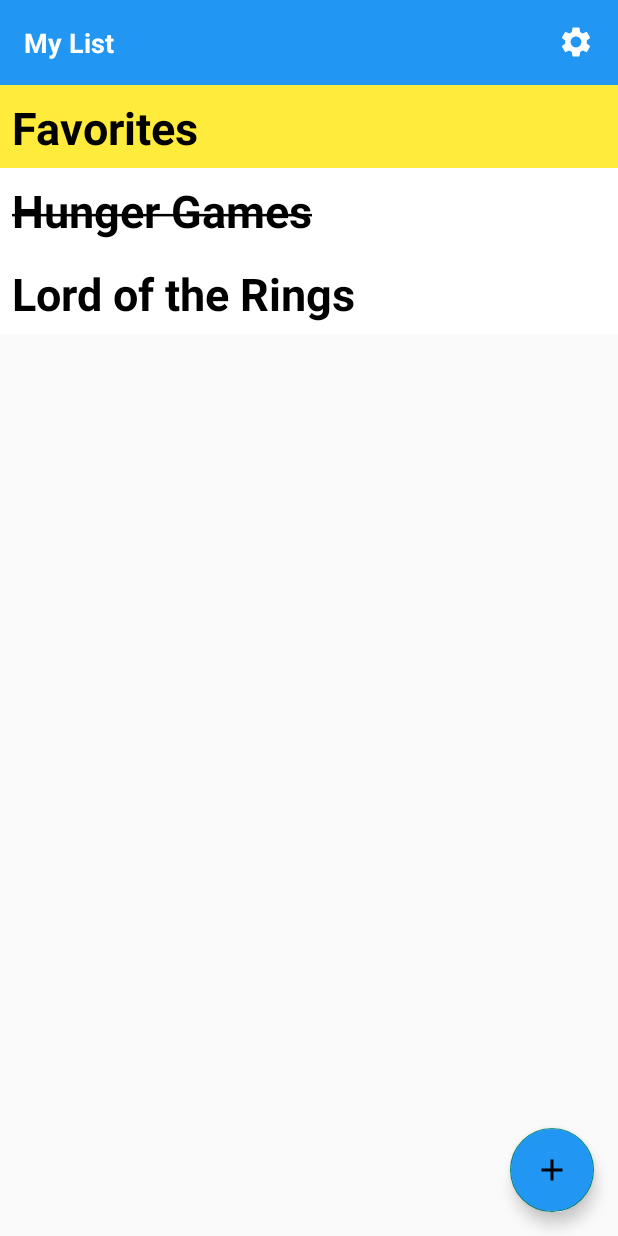
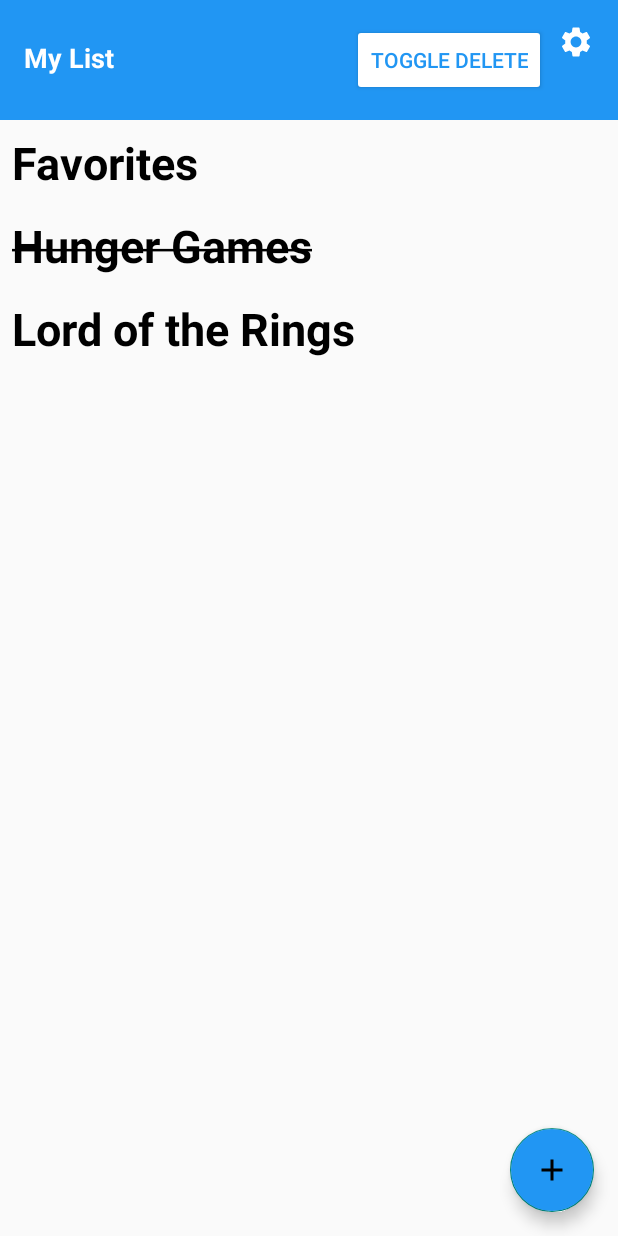
Before and after one commit to CapybarasUnited/CS460, an Android app: the ListActivity screen opened directly, with no data from a screen before it, on a phone screen of 412 x 824 dp. Run offline under Robolectric (Android 15) with nearby library versions, the phone set to English and light mode, and no system bars; our stand-ins replace Firebase (no records; nobody signed in at launch, a user with empty details on screens opened directly); 1 statement that could not run was skipped.

Commit message:
activity_list.xml: added a toggle delete button to the header activity_main.xml: added a toggle delete button to the header item_container_item.xml: added a delete icon ItemAdapter.java: added setShowDeleteIcon, and toggle the visibility of the icon ListActivity.java: added a listener for the banner button to toggle the delete icon MainActivity.java: added a listener for the banner button to toggle the delete icon

```diff
--- a/app/src/main/java/com/cs460/finalprojectfirstdraft/activities/ListActivity.java
+++ b/app/src/main/java/com/cs460/finalprojectfirstdraft/activities/ListActivity.java
@@ -37,6 +37,8 @@
 public class ListActivity extends AppCompatActivity implements ItemListener {
 
     private ActivityListBinding binding;
+    private boolean showDeleteIcon = false; // Tracks the visibility of the delete icon
+
     private FirebaseHelper firebaseHelper;
     private Bundle extras;
     private String listID;
@@ -48,6 +50,7 @@
     private ItemAdapter adapter;
     private ArrayList<UserList> lists;
     private ArrayList<Entry> entries;
+
     @Override
     protected void onCreate(Bundle savedInstanceState) {
         super.onCreate(savedInstanceState);
@@ -56,8 +59,6 @@
 
         getListsAndEntries();
         setListeners();
-
-
 
         extras = getIntent().getExtras();
         listID = extras.getString("LIST_ID");
@@ -77,34 +78,45 @@
         Entry entry2 = new Entry("3", listID, "Lord of the Rings", false);
         entries.add(entry1);
         entries.add(entry2);
+
         adapter = new ItemAdapter(lists, entries, this);
         binding.recyclerView.setLayoutManager(new LinearLayoutManager(this));
         binding.recyclerView.setAdapter(adapter);
+
         loading(false);
         binding.recyclerView.setVisibility(View.VISIBLE);
     }
 
     private void setListeners() {
+        // Existing Floating Action Button functionality
         binding.fabAdd.setOnClickListener(view -> {
-            if(addingEntries){
+            if (addingEntries) {
                 addingEntries = false;
                 binding.editTextAddEntry.setText(null);
                 binding.editTextAddEntry.setVisibility(View.GONE);
                 binding.fabAdd.setImageDrawable(getDrawable(R.drawable.ic_add));
-            }else {
-                if(addPanelVisible) {
+            } else {
+                if (addPanelVisible) {
                     addPanelVisible = false;
                     binding.fabAdd.setImageDrawable(getDrawable(R.drawable.ic_add));
                     binding.addPanel.setVisibility(View.GONE);
                     binding.btnAddEntry.setVisibility(View.GONE);
                     binding.btnAddSublist.setVisibility(View.GONE);
-                }else{
+                } else {
                     addPanelVisible = true;
                     binding.fabAdd.setImageDrawable(getDrawable(R.drawable.ic_down_arrow));
                     binding.addPanel.setVisibility(View.VISIBLE);
                     binding.btnAddEntry.setVisibility(View.VISIBLE);
                     binding.btnAddSublist.setVisibility(View.VISIBLE);
                 }
+            }
+        });
+
+        // Listener for the banner button to toggle delete icon
+        binding.bannerButton.setOnClickListener(view -> {
+            showDeleteIcon = !showDeleteIcon; // Toggle the visibility state
+            if (adapter != null) {
+                adapter.setShowDeleteIcon(showDeleteIcon); // Update the adapter
             }
         });
 
@@ -128,34 +140,36 @@
         binding.editTextAddEntry.setOnKeyListener(new View.OnKeyListener() {
             @Override
             public boolean onKey(View view, int i, KeyEvent keyEvent) {
-                if (keyEvent.getAction() == KeyEvent.ACTION_DOWN && i == KeyEvent.KEYCODE_ENTER){
+                if (keyEvent.getAction() == KeyEvent.ACTION_DOWN && i == KeyEvent.KEYCODE_ENTER) {
                     Entry entry = new Entry(null, listID, binding.editTextAddEntry.getText().toString(), false);
-                    FirebaseHelper.addEntry(entry, listID, task ->  {
-                        if(task.isSuccessful()){
+                    FirebaseHelper.addEntry(entry, listID, task -> {
+                        if (task.isSuccessful()) {
                             showToast("Entry Added");
-                        }else{
+                        } else {
                             showToast("Failed to add entry");
                         }
                     });
-                    //(add entry to recyclerview)
+                    // Add entry to RecyclerView
                     entries.add(entry);
                     adapter = new ItemAdapter(lists, entries, ListActivity.this);
                     binding.recyclerView.setAdapter(adapter);
                     binding.editTextAddEntry.setText(null);
                     return true;
-                }else{
+                } else {
                     return false;
                 }
             }
         });
     }
-    private void showToast(String message){
+
+    private void showToast(String message) {
         Toast.makeText(getApplicationContext(), message, Toast.LENGTH_SHORT).show();
     }
-    private void loading(Boolean isLoading){
-        if(isLoading){
+
+    private void loading(Boolean isLoading) {
+        if (isLoading) {
             binding.progressBar.setVisibility(View.VISIBLE);
-        }else{
+        } else {
             binding.progressBar.setVisibility(View.INVISIBLE);
         }
     }
@@ -166,7 +180,7 @@
             entries.get(recyclerViewItem.position).setChecked(!recyclerViewItem.isChecked);
             adapter = new ItemAdapter(lists, entries, ListActivity.this);
             binding.recyclerView.setAdapter(adapter);
-        }else{
+        } else {
             Intent intent = new Intent(getApplicationContext(), ListActivity.class);
             intent.putExtra("LIST_ID", recyclerViewItem.id);
             startActivity(intent);
--- a/app/src/main/java/com/cs460/finalprojectfirstdraft/adapter/ItemAdapter.java
+++ b/app/src/main/java/com/cs460/finalprojectfirstdraft/adapter/ItemAdapter.java
@@ -23,6 +23,8 @@
 
 public class ItemAdapter extends RecyclerView.Adapter<ItemAdapter.ItemViewHolder>{
     private ArrayList<RecyclerViewItem> items;
+
+    private boolean showDeleteIcon = false; // Default state for the delete icon
     private ItemListener itemListener;
     public ItemAdapter(ArrayList<UserList> lists, ArrayList<Entry> entries, ItemListener itemListener){
         this.itemListener = itemListener;
@@ -38,6 +40,12 @@
             items.add(item);
         }
     }
+
+    public void setShowDeleteIcon(boolean showDeleteIcon) {
+        this.showDeleteIcon = showDeleteIcon;
+        notifyDataSetChanged(); // Refresh the RecyclerView
+    }
+
 
     @NonNull
     @Override
@@ -64,21 +72,25 @@
 
         public void setItemData(RecyclerViewItem item) {
             binding.itemText.setText(item.text);
-            if (!item.isList){
-                if (item.isChecked){
+
+            // Toggle the visibility of the delete icon
+            binding.deleteIcon.setVisibility(showDeleteIcon ? View.VISIBLE : View.GONE);
+
+            if (!item.isList) {
+                if (item.isChecked) {
                     binding.itemText.setPaintFlags(binding.itemText.getPaintFlags() | Paint.STRIKE_THRU_TEXT_FLAG);
-                }else {
+                } else {
                     binding.itemText.setPaintFlags(binding.itemText.getPaintFlags() & ~Paint.STRIKE_THRU_TEXT_FLAG);
                 }
             }
-            if (item.isNormalChecklist){
+            if (item.isNormalChecklist) {
                 binding.textPercent.setText(item.percentChecked);
                 binding.textPercent.setVisibility(View.VISIBLE);
                 binding.textPercentSymbol.setVisibility(View.VISIBLE);
             }
-            setBackgroundColor(item);
             binding.getRoot().setOnClickListener(v -> itemListener.onItemClicked(item));
         }
+
 
         public void setBackgroundColor(RecyclerViewItem item){
             switch (item.backgroundColor){
--- a/app/src/main/res/layout/activity_list.xml
+++ b/app/src/main/res/layout/activity_list.xml
@@ -19,6 +19,7 @@
         app:layout_constraintStart_toStartOf="parent"
         app:layout_constraintEnd_toEndOf="parent">
 
+        <!-- Title -->
         <TextView
             android:id="@+id/title"
             android:layout_width="0dp"
@@ -29,6 +30,17 @@
             android:textStyle="bold"
             android:textColor="@android:color/white" />
 
+        <!-- Toggle Delete Button -->
+        <Button
+            android:id="@+id/bannerButton"
+            android:layout_width="wrap_content"
+            android:layout_height="wrap_content"
+            android:text="Toggle Delete"
+            android:layout_marginEnd="8dp"
+            android:backgroundTint="@android:color/white"
+            android:textColor="@color/blue" />
+
+        <!-- Settings Icon -->
         <ImageView
             android:id="@+id/settingsIcon"
             android:layout_width="wrap_content"
@@ -38,6 +50,7 @@
             app:tint="@android:color/white" />
     </LinearLayout>
 
+    <!-- Floating Action Button -->
     <com.google.android.material.floatingactionbutton.FloatingActionButton
         android:id="@+id/fabAdd"
         android:layout_width="wrap_content"
@@ -74,7 +87,7 @@
         android:background="@drawable/background_add_list_or_entry"
         android:visibility="gone"
         app:layout_constraintBottom_toTopOf="@+id/fabAdd"
-        app:layout_constraintEnd_toEndOf="@+id/fabAdd"/>
+        app:layout_constraintEnd_toEndOf="@+id/fabAdd" />
 
     <Button
         android:id="@+id/btnAddEntry"
@@ -86,7 +99,7 @@
         app:layout_constraintTop_toTopOf="@+id/addPanel"
         app:layout_constraintBottom_toTopOf="@id/btnAddSublist"
         app:layout_constraintEnd_toEndOf="@+id/addPanel"
-        app:layout_constraintStart_toStartOf="@+id/addPanel"/>
+        app:layout_constraintStart_toStartOf="@+id/addPanel" />
 
     <Button
         android:id="@+id/btnAddSublist"
@@ -98,8 +111,7 @@
         app:layout_constraintTop_toBottomOf="@+id/btnAddEntry"
         app:layout_constraintBottom_toBottomOf="@+id/addPanel"
         app:layout_constraintEnd_toEndOf="@+id/addPanel"
-        app:layout_constraintStart_toStartOf="@+id/addPanel"/>
-
+        app:layout_constraintStart_toStartOf="@+id/addPanel" />
 
     <androidx.recyclerview.widget.RecyclerView
         android:id="@+id/recyclerView"
@@ -109,7 +121,7 @@
         android:scrollbars="vertical"
         app:layout_constraintTop_toBottomOf="@+id/header"
         app:layout_constraintStart_toStartOf="parent"
-        android:visibility="gone"/>
+        android:visibility="gone" />
 
     <ProgressBar
         android:id="@+id/progressBar"
@@ -118,9 +130,6 @@
         app:layout_constraintTop_toBottomOf="@id/header"
         app:layout_constraintBottom_toBottomOf="parent"
         app:layout_constraintStart_toStartOf="parent"
-        app:layout_constraintEnd_toEndOf="parent"
-
-        />
-
+        app:layout_constraintEnd_toEndOf="parent" />
 
 </androidx.constraintlayout.widget.ConstraintLayout>
--- a/app/src/main/res/layout/item_container_item.xml
+++ b/app/src/main/res/layout/item_container_item.xml
@@ -28,6 +28,20 @@
         app:layout_constraintEnd_toStartOf="@id/textPercentSymbol"
         app:layout_constraintBottom_toBottomOf="parent"
         app:layout_constraintTop_toTopOf="parent"/>
+
+    <ImageView
+        android:id="@+id/deleteIcon"
+        android:layout_width="wrap_content"
+        android:layout_height="wrap_content"
+        android:layout_marginEnd="8dp"
+        android:src="@drawable/delete"
+        android:contentDescription="@string/delete"
+        android:visibility="gone"
+        app:layout_constraintEnd_toEndOf="parent"
+        app:layout_constraintBottom_toBottomOf="parent"
+        app:layout_constraintTop_toTopOf="parent" />
+
+
     <TextView
         android:id="@+id/textPercentSymbol"
         android:layout_width="wrap_content"
--- a/app/src/main/res/values/strings.xml
+++ b/app/src/main/res/values/strings.xml
@@ -14,6 +14,7 @@
     <string name="checklist">Checklist</string>
     <string name="type">Type:</string>
     <string name="standard">Standard</string>
+    <string name="delete">Delete</string>
     <string name="color">Color:</string>
     <string name="name">Name:</string>
     <string name="new_list">New List</string>
```
Also changed, not shown: app/src/main/java/com/cs460/finalprojectfirstdraft/activities/MainActivity.java (+13 -0 lines), app/src/main/res/layout/activity_main.xml (+15 -11 lines).
